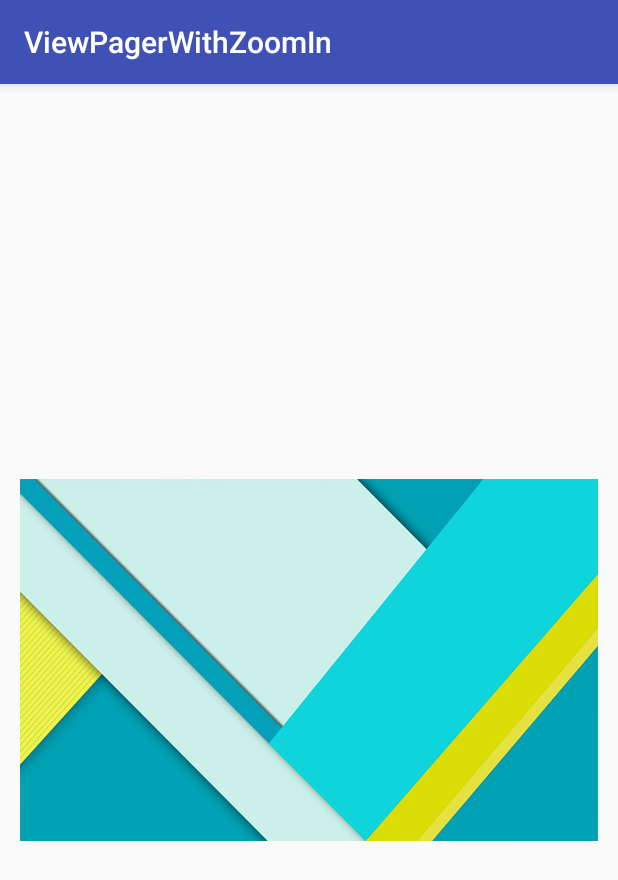
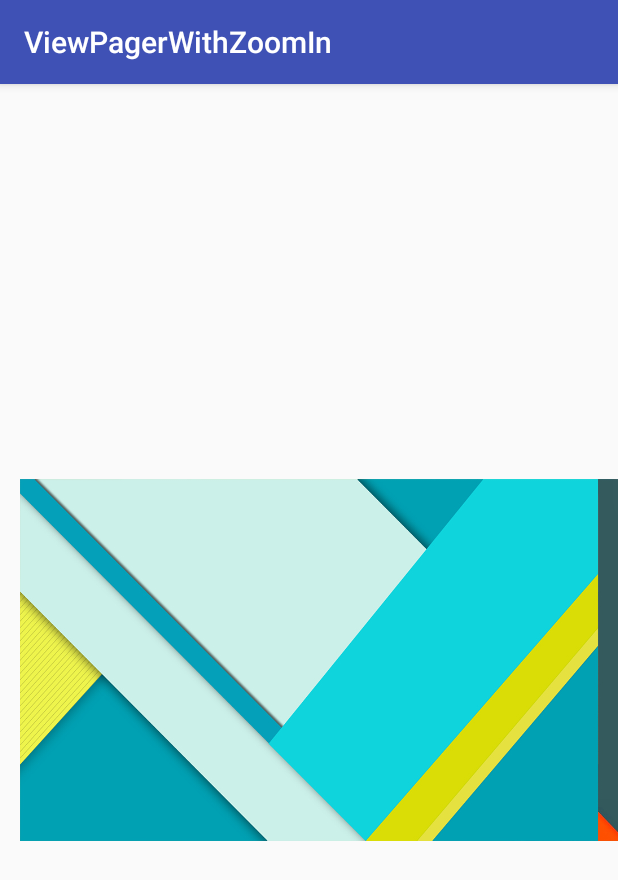
Before and after one commit to aivision369/ViewPagerWithZoomIn, an Android app: the screen it shows after launch (MainActivity), on a phone screen of 412 x 824 dp. Shown: the top 880 px of the screen. Run offline under Robolectric (Android 15) with nearby library versions, the phone set to English and light mode, and no system bars.

Commit message:
update code,

```diff
--- a/app/src/main/java/com/viewpagerwithzoomin/AdapterEventImages.java
+++ b/app/src/main/java/com/viewpagerwithzoomin/AdapterEventImages.java
@@ -9,6 +9,7 @@ import android.view.ViewGroup;
 import android.widget.RelativeLayout;
 
 public class AdapterEventImages extends PagerAdapter {
+
 
     private Context mContext;
     private int [] imageList;
@@ -43,18 +44,17 @@ public class AdapterEventImages extends PagerAdapter {
             image.setOnTouchListener(new View.OnTouchListener() {
                 @Override
                 public boolean onTouch(View v, MotionEvent event) {
+
                     if (image.getCurrentZoom() > 1.0) {
                         onTouchListener.onTouch(true);
                     } else {
+
                         onTouchListener.onTouch(false);
                     }
                     return false;
                 }
-
             });
         }
-
-
         return itemView;
     }
 
--- a/app/src/main/java/com/viewpagerwithzoomin/MainActivity.java
+++ b/app/src/main/java/com/viewpagerwithzoomin/MainActivity.java
@@ -3,13 +3,16 @@ package com.viewpagerwithzoomin;
 import android.support.v4.view.ViewPager;
 import android.support.v7.app.AppCompatActivity;
 import android.os.Bundle;
+import android.widget.RelativeLayout;
 
 public class MainActivity extends AppCompatActivity {
 
-    private int[] imageList = {R.mipmap.bg1, R.mipmap.bg2, R.mipmap.bg3};
+    private int[] imageList = {R.mipmap.bg1, R.mipmap.bg2, R.mipmap.bg3, R.mipmap.bg1, R.mipmap.bg2, R.mipmap.bg3};
     private ViewPager viewpagerImages;
     AdapterEventImages adapterEventImages;
     private boolean isEnabledPagePadding;
+    private int padding =20;
+    private RelativeLayout rlParentMain;
 
     @Override
     protected void onCreate(Bundle savedInstanceState) {
@@ -17,6 +20,7 @@ public class MainActivity extends AppCompatActivity {
         setContentView(R.layout.activity_main);
 
         viewpagerImages = (ViewPager) findViewById(R.id.viewpager_event_images);
+        rlParentMain = (RelativeLayout) findViewById(R.id.rl_parent_main);
         isEnabledPagePadding = true;
         setViewpagerSetting(!isEnabledPagePadding);
         adapterEventImages = new AdapterEventImages(MainActivity.this, imageList, onTouchListener, isEnabledPagePadding);
@@ -38,13 +42,10 @@ public class MainActivity extends AppCompatActivity {
 
     private void setViewpagerSetting(boolean isZoomed) {
         if (isZoomed) {
-            viewpagerImages.setPadding(0, 0, 0, 0);
-            viewpagerImages.setClipChildren(false);
-            viewpagerImages.setPageMargin(0);
+            rlParentMain.setPadding(0,0,0,0);
         } else {
-            viewpagerImages.setPadding(20, 0, 20, 0);
-            viewpagerImages.setClipChildren(false);
-            viewpagerImages.setPageMargin(30);
+            rlParentMain.setPadding(padding,0,padding,0);
         }
     }
+
 }
--- a/app/src/main/res/layout/activity_main.xml
+++ b/app/src/main/res/layout/activity_main.xml
@@ -2,7 +2,7 @@
 <RelativeLayout
     xmlns:android="http://schemas.android.com/apk/res/android"
     xmlns:tools="http://schemas.android.com/tools"
-    android:id="@+id/activity_main"
+    android:id="@+id/rl_parent_main"
     android:layout_width="match_parent"
     android:layout_height="match_parent"
     android:clipChildren="false"
@@ -13,7 +13,5 @@
         android:id="@+id/viewpager_event_images"
         android:layout_width="match_parent"
         android:layout_height="match_parent"
-        android:clipChildren="false"
-        android:clipToPadding="false"
         android:background="@android:color/transparent"/>
 </RelativeLayout>
```
